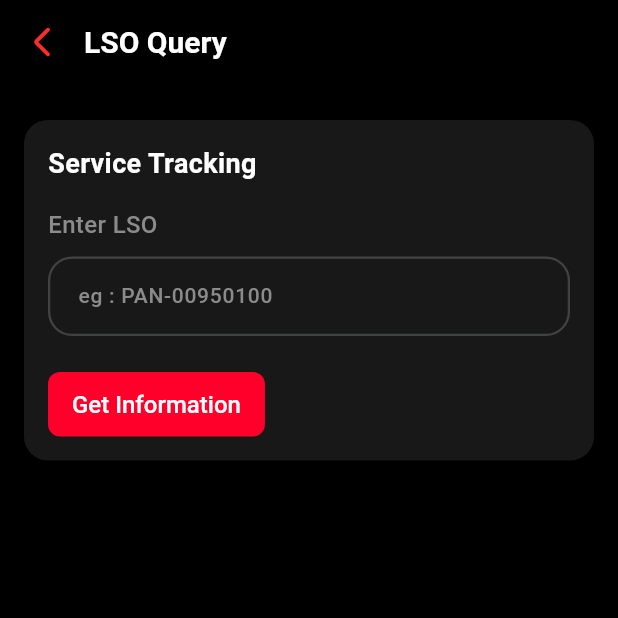
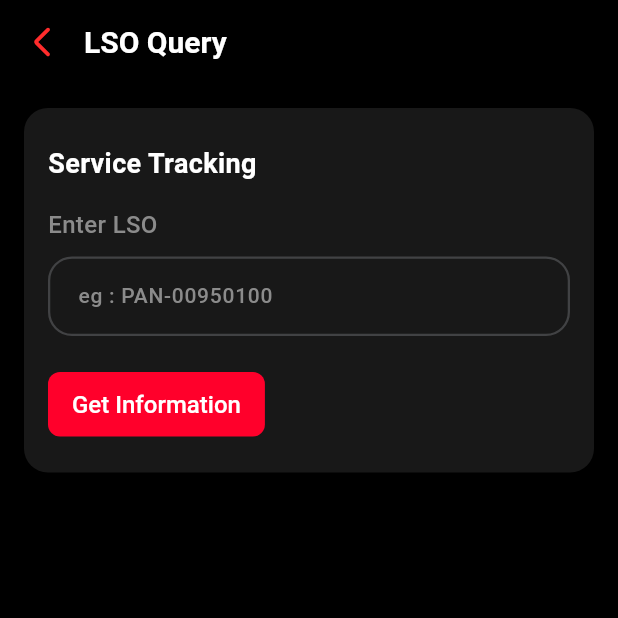
Before and after one commit to atiqrs/symphony_app, a Flutter app: the LsoQueryScreen screen opened by its route, on a phone screen of 412 x 824 dp, the top half of it. Run offline on Flutter 3.47's test engine with Material 3 defaults, Android fonts, the phone set to English and light mode, and no system bars; our stand-ins replace cached_network_image, flutter_svg.

Commit message:
update to pixel alignment on lso screen

```diff
--- a/lib/src/features/lso_query_screen/lso_query_screen.dart
+++ b/lib/src/features/lso_query_screen/lso_query_screen.dart
@@ -31,13 +31,13 @@ class _LsoQueryScreenState extends State<LsoQueryScreen> {
       body: SingleChildScrollView(
         child: Container(
           color: AppColors.blackBackgroundColor,
-          padding: EdgeInsets.symmetric(vertical: AppDimens.spacing24, horizontal: AppDimens.spacing16),
+          padding: EdgeInsets.all(AppDimens.spacing16),
           child: colorRoundCardWidget(
             width: double.infinity,
             radius: AppDimens.radius16,
             backgroundColor: AppColors.cardBackgroundColor,
             overlayWidget: Padding(
-              padding: EdgeInsets.all(AppDimens.spacing16),
+              padding: EdgeInsets.symmetric(horizontal: AppDimens.spacing16, vertical: AppDimens.spacing24),
               child: Column(
                 crossAxisAlignment: CrossAxisAlignment.start,
                 children: [
@@ -57,6 +57,7 @@ class _LsoQueryScreenState extends State<LsoQueryScreen> {
                     focusNode: lsoFocusNode,
                     controller: lsoController,
                     onChanged: (value) {},
+                    cursorColor: AppColors.halfWhiteTextColor,
                     decoration: InputDecoration(
                       hintText: AppStrings.enterLSOHints,
                       hintStyle: AppStyles.gray14W500TextStyle,
```
